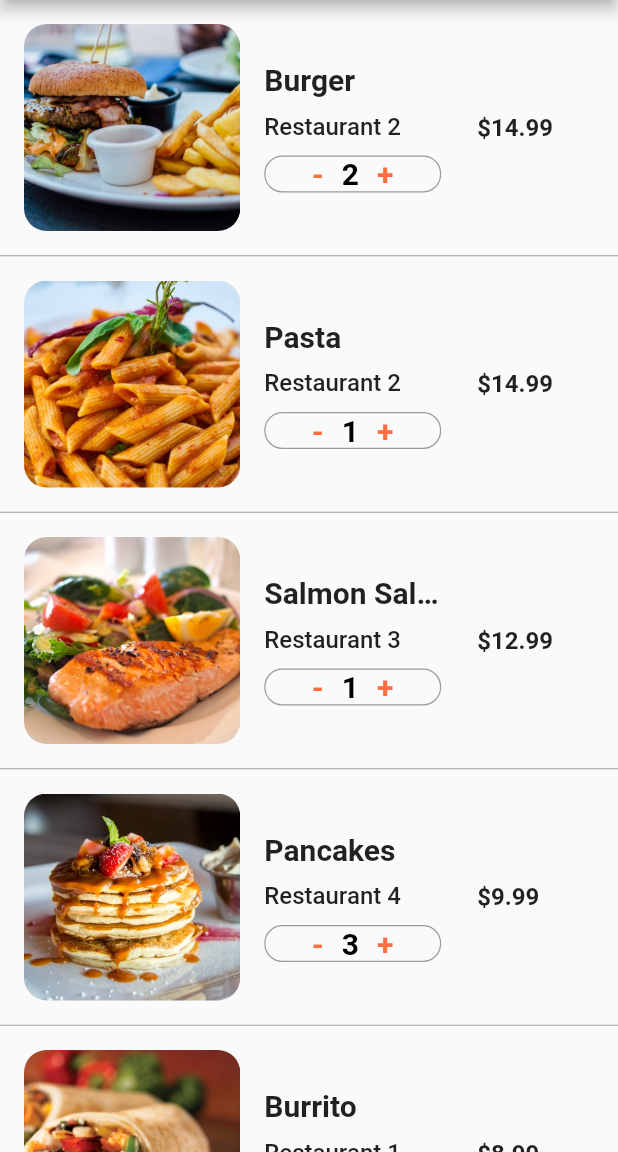
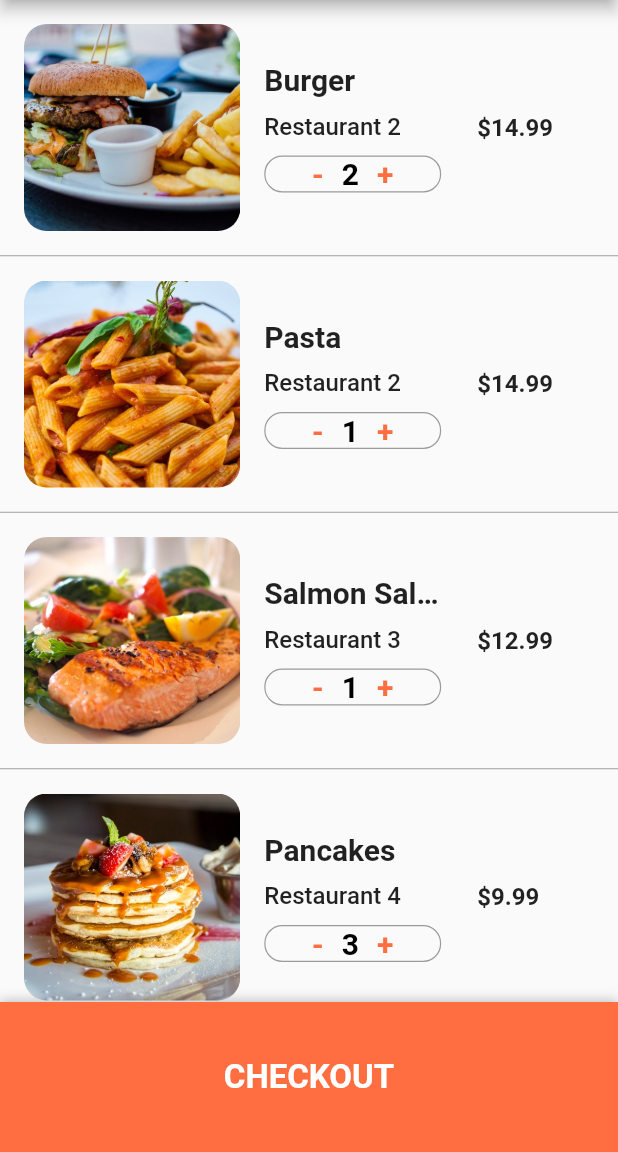
Before and after one commit to Boghdady/flutter-food-deliver, a Flutter app: the CartScreen screen opened directly, on a phone screen of 412 x 824 dp, the part 84-1236 px from its top. Run offline on Flutter 3.47's test engine with Material 2 defaults, Android fonts, the phone set to English and light mode, and no system bars.

Commit message:
Add Checkout

```diff
--- a/lib/screens/cart_screen.dart
+++ b/lib/screens/cart_screen.dart
@@ -10,19 +10,103 @@ class CartScreen extends StatefulWidget {
 class _CartScreenState extends State<CartScreen> {
   @override
   Widget build(BuildContext context) {
+    double totalCost = 0;
     return Scaffold(
       appBar: AppBar(
         title: Text('Cart (${currentUser.cart.length})'),
       ),
       body: ListView.separated(
+        itemCount: currentUser.cart.length + 1,
         itemBuilder: (context, index) {
-          Order order = currentUser.cart[index];
-          return _buildCartItem(order);
+          if (index < currentUser.cart.length) {
+            Order order = currentUser.cart[index];
+            totalCost += order.quantity * order.food.price;
+            return _buildCartItem(order);
+          } else {
+            return Column(
+              children: <Widget>[
+                Padding(
+                  padding: const EdgeInsets.all(20.0),
+                  child: Row(
+                    mainAxisAlignment: MainAxisAlignment.spaceBetween,
+                    children: <Widget>[
+                      Text(
+                        'Estimated Delivery Time:',
+                        style: TextStyle(
+                          fontSize: 20,
+                          fontWeight: FontWeight.w700,
+                        ),
+                      ),
+                      Text(
+                        '25 min',
+                        style: TextStyle(
+                          fontSize: 20,
+                          fontWeight: FontWeight.w600,
+                        ),
+                      ),
+                    ],
+                  ),
+                ),
+                Padding(
+                  padding: const EdgeInsets.symmetric(horizontal: 20.0),
+                  child: Row(
+                    mainAxisAlignment: MainAxisAlignment.spaceBetween,
+                    children: <Widget>[
+                      Text(
+                        'Total Cost:',
+                        style: TextStyle(
+                          fontSize: 20,
+                          fontWeight: FontWeight.w700,
+                        ),
+                      ),
+                      Text(
+                        '\$ ${totalCost.toStringAsFixed(2)}',
+                        style: TextStyle(
+                          color: Colors.green,
+                          fontSize: 20,
+                          fontWeight: FontWeight.w800,
+                        ),
+                      ),
+                    ],
+                  ),
+                ),
+                SizedBox(height: 80.0),
+              ],
+            );
+          }
         },
         separatorBuilder: (context, index) {
           return Divider(height: 1.0, color: Colors.grey);
         },
-        itemCount: currentUser.cart.length,
+      ),
+      bottomSheet: InkWell(
+        onTap: () {
+          print('Checkout');
+        },
+        child: Container(
+          height: 100,
+          width: MediaQuery.of(context).size.width,
+          decoration: BoxDecoration(
+            color: Theme.of(context).primaryColor,
+            boxShadow: [
+              BoxShadow(
+                color: Colors.black26,
+                offset: Offset(0, -1),
+                blurRadius: 6.0,
+              )
+            ],
+          ),
+          child: Center(
+            child: Text(
+              'CHECKOUT',
+              style: TextStyle(
+                fontSize: 22,
+                fontWeight: FontWeight.bold,
+                color: Colors.white,
+              ),
+            ),
+          ),
+        ),
       ),
     );
   }
```
